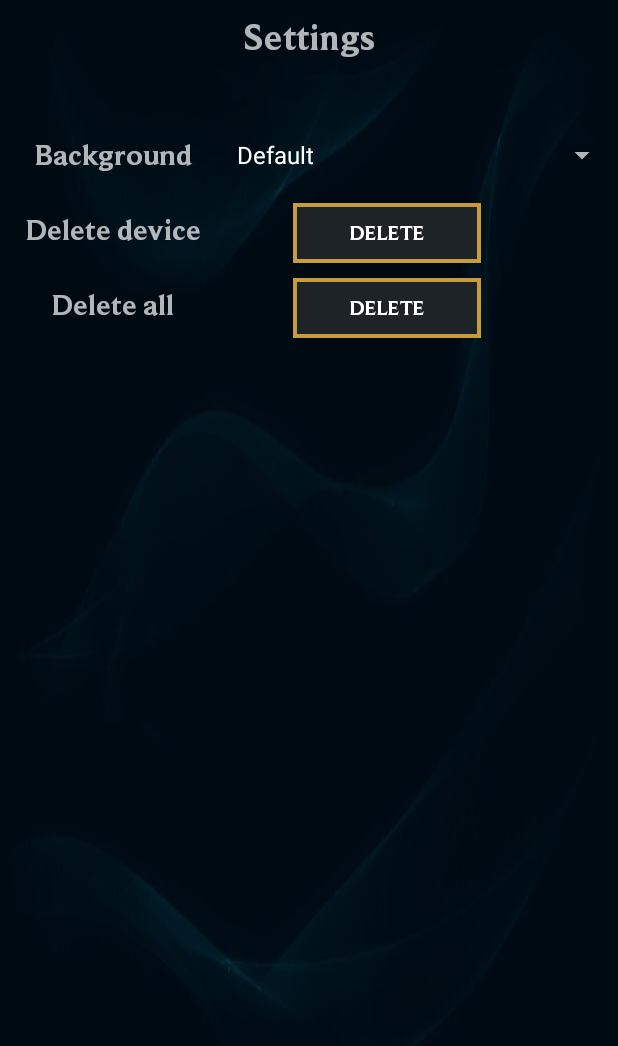
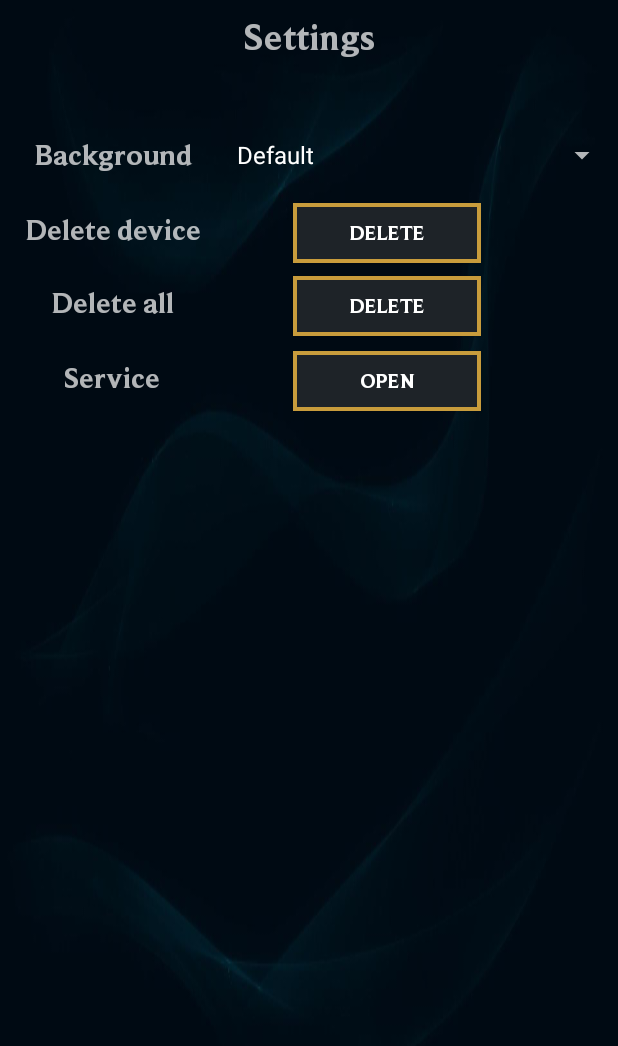
Before and after one commit to Ryzzzen/manaflux-android, an Android app: the fragment SettingsFragment placed in its activity, on a phone screen of 412 x 824 dp. Shown: the top 1046 px of the screen. Run offline under Robolectric (Android 15) with nearby library versions, the phone set to English and light mode, and no system bars.

Commit message:
Placeholder for service dialog

```diff
--- a/app/src/main/res/layout/fragment_settings.xml
+++ b/app/src/main/res/layout/fragment_settings.xml
@@ -80,7 +80,7 @@
         android:layout_alignParentStart="true"
         android:layout_alignParentTop="true"
         android:layout_marginStart="0dp"
-        android:layout_marginTop="181dp"
+        android:layout_marginTop="180dp"
         android:orientation="horizontal">
 
         <com.github.kko7.manaflux_android.CustomElements.TextView
@@ -103,4 +103,33 @@
             android:textAlignment="center" />
     </LinearLayout>
 
+    <LinearLayout
+        android:layout_width="match_parent"
+        android:layout_height="50dp"
+        android:layout_alignParentStart="true"
+        android:layout_alignParentTop="true"
+        android:layout_marginStart="0dp"
+        android:layout_marginTop="230dp"
+        android:orientation="horizontal">
+
+        <com.github.kko7.manaflux_android.CustomElements.TextView
+            android:id="@+id/service_title"
+            android:layout_width="150dp"
+            android:layout_height="match_parent"
+            android:padding="10dp"
+            android:text="@string/settings_service"
+            android:textAlignment="center"
+            android:textSize="20sp" />
+
+        <com.github.kko7.manaflux_android.CustomElements.ButtonView
+            android:id="@+id/service_open"
+            android:layout_width="125dp"
+            android:layout_height="40dp"
+            android:layout_marginStart="45dp"
+            android:layout_marginEnd="45dp"
+            android:background="@drawable/btn_default"
+            android:text="@string/settings_service_open"
+            android:textAlignment="center" />
+    </LinearLayout>
+
 </RelativeLayout>
--- a/app/src/main/res/values/strings.xml
+++ b/app/src/main/res/values/strings.xml
@@ -42,6 +42,8 @@
     <string name="settings_delete_device">Delete device</string>
     <string name="settings_delete">Delete</string>
     <string name="settings_delete_all">Delete all</string>
+    <string name="settings_service">Service</string>
+    <string name="settings_service_open">Open</string>
 
     <string name="error_again">Try again</string>
     <string name="error_unexpected">Unexpected error</string>
```
